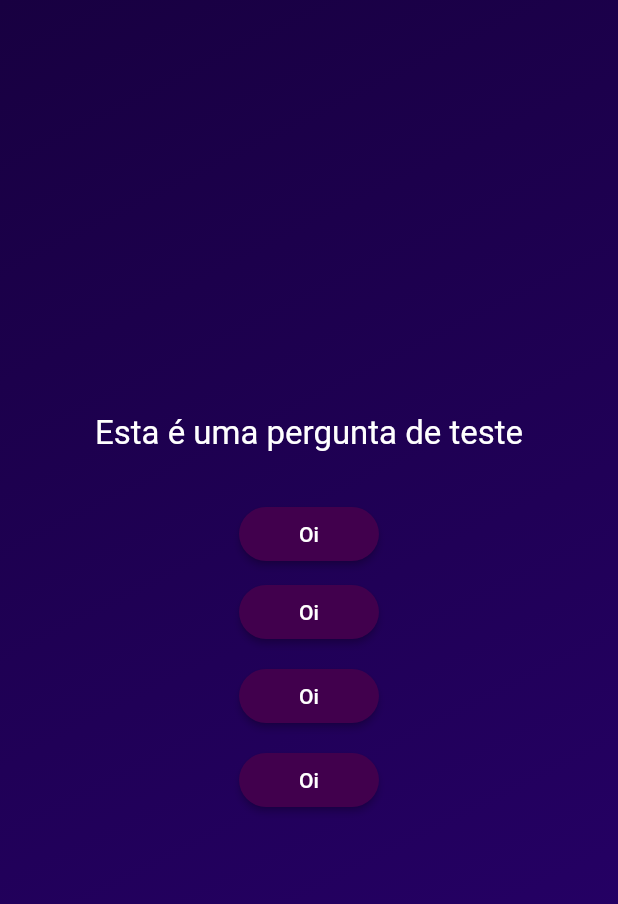
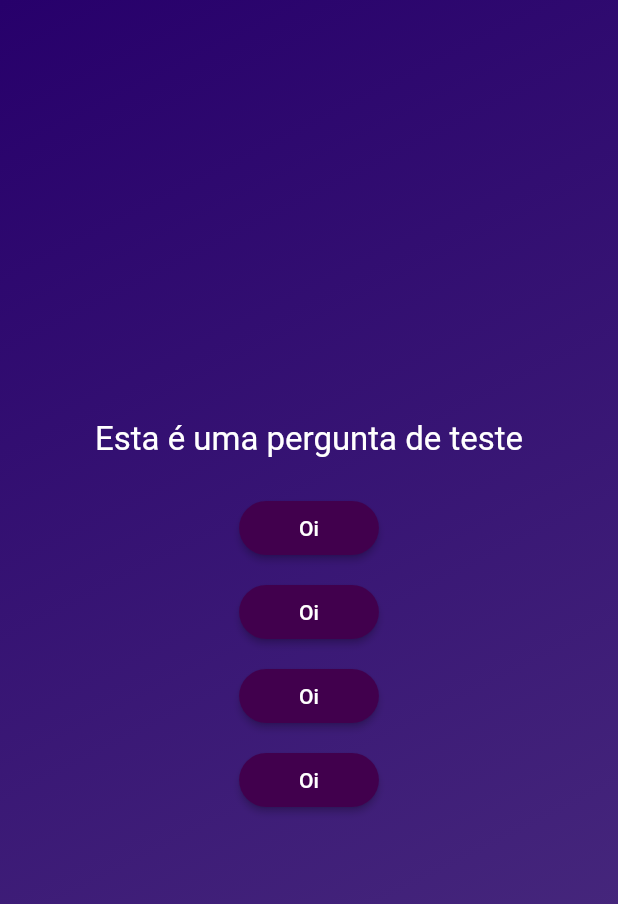
Before and after one commit to joaomacedocb/quiz_app, a Flutter app: the screen it shows after launch, after a tap on "Start quiz", on a phone screen of 412 x 824 dp. Shown: the top 904 px of the screen. Run offline on Flutter 3.47's test engine with Material 2 defaults, Android fonts, the phone set to English and light mode, and no system bars.

Commit message:
Pequenos ajustes de formatação

```diff
--- a/lib/screens/questions_screen.dart
+++ b/lib/screens/questions_screen.dart
@@ -25,28 +25,28 @@ class _QuestionScreenState extends State<QuestionScreen> {
             ),
           ),
           SizedBox(
-            height: 30,
+            height: 22,
           ),
           AnswerButton(
             answerText: 'Oi',
           ),
-          Padding(
-            padding: EdgeInsets.all(4.0),
-            child: AnswerButton(
-              answerText: 'Oi',
-            ),
+          SizedBox(
+            height: 08,
           ),
-          Padding(
-            padding: EdgeInsets.all(4.0),
-            child: AnswerButton(
-              answerText: 'Oi',
-            ),
+          AnswerButton(
+            answerText: 'Oi',
           ),
-          Padding(
-            padding: EdgeInsets.all(4.0),
-            child: AnswerButton(
-              answerText: 'Oi',
-            ),
+          SizedBox(
+            height: 08,
+          ),
+          AnswerButton(
+            answerText: 'Oi',
+          ),
+          SizedBox(
+            height: 08,
+          ),
+          AnswerButton(
+            answerText: 'Oi',
           ),
         ],
       ),
--- a/lib/screens/quiz.dart
+++ b/lib/screens/quiz.dart
@@ -48,8 +48,8 @@ class _QuizState extends State<Quiz> {
           decoration: const BoxDecoration(
             gradient: LinearGradient(
               colors: [
-                Color.fromARGB(255, 24, 0, 65),
-                Color.fromARGB(255, 40, 0, 109)
+                Color.fromARGB(255, 39, 0, 107),
+                Color.fromARGB(255, 77, 48, 128)
               ],
               begin: Alignment.topLeft,
               end: Alignment.bottomRight,
```
